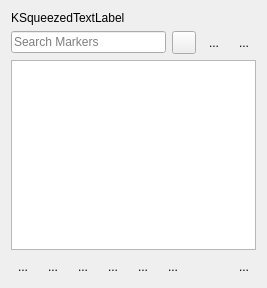
First picture: the form in src/ui/guideslist_ui.ui, repository KDE/kdenlive, before the edit.
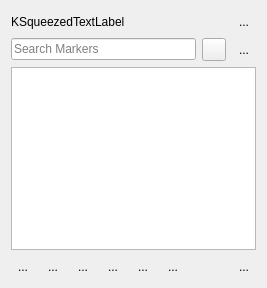
Second picture: the form after the edit. Icons and pictures are not drawn. Custom widgets are drawn as their Qt base class.

Patch:
```diff
--- a/src/ui/guideslist_ui.ui
+++ b/src/ui/guideslist_ui.ui
@@ -15,7 +15,54 @@
    </rect>
   </property>
   <layout class="QGridLayout" name="gridLayout">
-   <item row="1" column="3">
+   <item row="1" column="0">
+    <widget class="QLineEdit" name="filter_line">
+     <property name="placeholderText">
+      <string>Search Markers</string>
+     </property>
+     <property name="clearButtonEnabled">
+      <bool>true</bool>
+     </property>
+    </widget>
+   </item>
+   <item row="2" column="0" colspan="3">
+    <widget class="QListView" name="guides_list">
+     <property name="alternatingRowColors">
+      <bool>true</bool>
+     </property>
+    </widget>
+   </item>
+   <item row="0" column="0" colspan="3">
+    <layout class="QHBoxLayout" name="horizontalLayout_2">
+     <item>
+      <widget class="KSqueezedTextLabel" name="guideslist_label">
+       <property name="text">
+        <string>KSqueezedTextLabel</string>
+       </property>
+      </widget>
+     </item>
+     <item>
+      <widget class="QToolButton" name="show_all">
+       <property name="text">
+        <string>...</string>
+       </property>
+       <property name="icon">
+        <iconset theme="QIcon::ThemeIcon::EditSelectAll"/>
+       </property>
+       <property name="checkable">
+        <bool>true</bool>
+       </property>
+       <property name="autoRaise">
+        <bool>true</bool>
+       </property>
+      </widget>
+     </item>
+    </layout>
+   </item>
+   <item row="1" column="1">
+    <widget class="MarkerCategoryButton" name="show_categories"/>
+   </item>
+   <item row="1" column="2">
     <widget class="QToolButton" name="sort_guides">
      <property name="text">
       <string>...</string>
@@ -31,18 +78,7 @@
      </property>
     </widget>
    </item>
-   <item row="0" column="0" colspan="4">
-    <layout class="QHBoxLayout" name="horizontalLayout_2">
-     <item>
-      <widget class="KSqueezedTextLabel" name="guideslist_label">
-       <property name="text">
-        <string>KSqueezedTextLabel</string>
-       </property>
-      </widget>
-     </item>
-    </layout>
-   </item>
-   <item row="3" column="0" colspan="4">
+   <item row="3" column="0" colspan="3">
     <layout class="QHBoxLayout" name="horizontalLayout">
      <item>
       <widget class="QToolButton" name="guide_add">
@@ -159,42 +195,6 @@
      </item>
     </layout>
    </item>
-   <item row="1" column="1">
-    <widget class="MarkerCategoryButton" name="show_categories"/>
-   </item>
-   <item row="2" column="0" colspan="4">
-    <widget class="QListView" name="guides_list">
-     <property name="alternatingRowColors">
-      <bool>true</bool>
-     </property>
-    </widget>
-   </item>
-   <item row="1" column="0">
-    <widget class="QLineEdit" name="filter_line">
-     <property name="placeholderText">
-      <string>Search Markers</string>
-     </property>
-     <property name="clearButtonEnabled">
-      <bool>true</bool>
-     </property>
-    </widget>
-   </item>
-   <item row="1" column="2">
-    <widget class="QToolButton" name="show_all">
-     <property name="text">
-      <string>...</string>
-     </property>
-     <property name="icon">
-      <iconset theme="QIcon::ThemeIcon::EditSelectAll"/>
-     </property>
-     <property name="checkable">
-      <bool>true</bool>
-     </property>
-     <property name="autoRaise">
-      <bool>true</bool>
-     </property>
-    </widget>
-   </item>
   </layout>
  </widget>
  <customwidgets>
```
